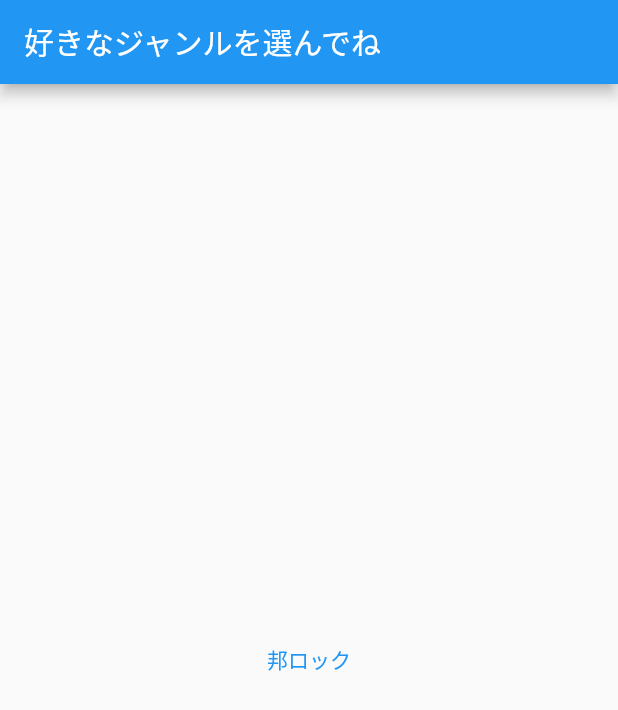
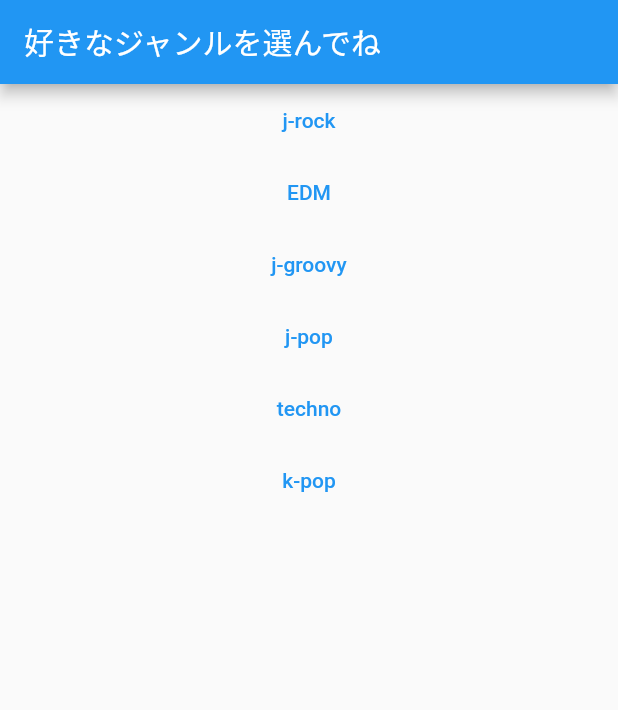
Before and after one commit to beatwalking55/beatim2, a Flutter app: the screen it shows after launch, on a phone screen of 412 x 824 dp. Shown: the top 710 px of the screen. Run offline on Flutter 3.47's test engine with Material 2 defaults, Android fonts, the phone set to English and light mode, and no system bars; our stand-ins replace just_audio; missing offline and left inert: audio_session.

Commit message:
ジャンル・アーティスト一覧表示

```diff
--- a/lib/genreselectpage.dart
+++ b/lib/genreselectpage.dart
@@ -1,6 +1,7 @@
 import 'package:beatim/artistselectpage.dart';
 import 'package:flutter/material.dart';
 import 'variables.dart';
+import 'musicdata.dart';
 
 class MyHomePage extends StatefulWidget {
   const MyHomePage({Key? key, required this.title}) : super(key: key);
@@ -21,7 +22,7 @@ class MyHomePage extends StatefulWidget {
 }
 
 class _MyHomePageState extends State<MyHomePage> {
-
+  final List genreList = List.generate(musics.length, (index) => musics[index]['genre1']).toSet().toList();
   @override
   Widget build(BuildContext context) {
     // This method is rerun every time setState is called, for instance as done
@@ -56,12 +57,21 @@ class _MyHomePageState extends State<MyHomePage> {
           // horizontal).
           mainAxisAlignment: MainAxisAlignment.center,
           children: <Widget>[
-            TextButton(onPressed: (){
-              Navigator.push(context,MaterialPageRoute(builder:(context) =>ArtistSelectPage()));
-              setState(() {
-                genre = "邦ロック";
-              });
-            }, child: Text("邦ロック")
+            Flexible(
+                child: ListView.builder(
+                  itemCount: genreList.length,
+                  itemBuilder:(BuildContext context, int index){
+                    return Container(
+                      child: TextButton(onPressed: (){
+                        Navigator.push(context,MaterialPageRoute(builder:(context) =>ArtistSelectPage()));
+                        setState(() {
+                          genre = genreList[index];
+                        });
+                      }, child: Text(genreList[index])
+                      ),
+                    );
+                  },
+              ),
             ),
           ],
         ),
```
Also changed, not shown: lib/artistselectpage.dart (+18 -14 lines).
